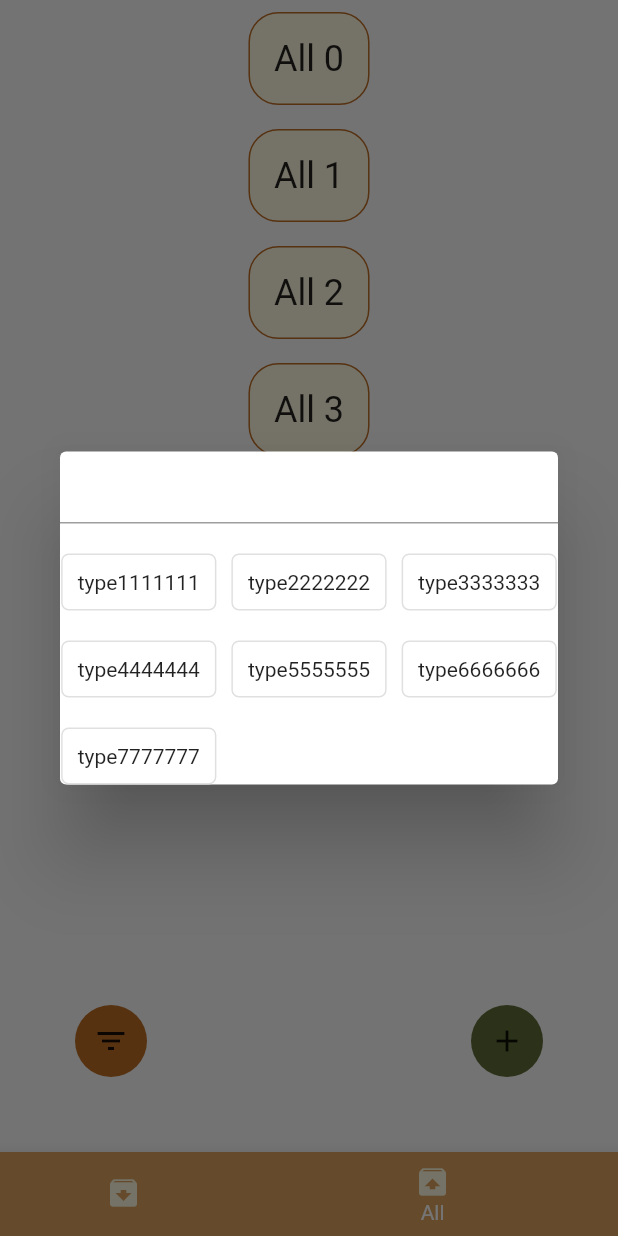
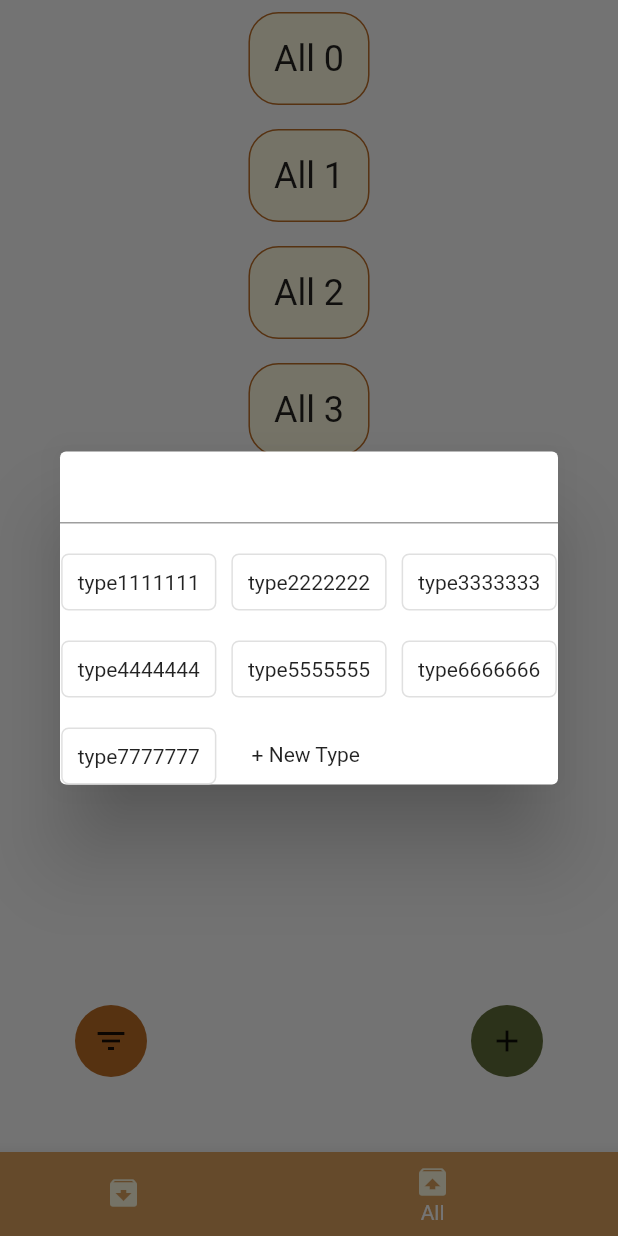
Before and after one commit to hashiim/shopy, a Flutter app: the screen it shows after launch, item 2 of the bottom bar chosen, after a tap on the "add" icon, on a phone screen of 412 x 824 dp. Run offline on Flutter 3.47's test engine with Material 2 defaults, Android fonts, the phone set to English and light mode, and no system bars.

Commit message:
add new type

```diff
--- a/lib/screens/all_screen.dart
+++ b/lib/screens/all_screen.dart
@@ -131,6 +131,15 @@ class MyOptions extends StatelessWidget {
                                     color: option['isActive']
                                         ? Colors.white
                                         : Colors.black87))))))
-            .toList());
+                .toList() +
+            [
+              Container(
+                  padding: EdgeInsets.all(10),
+                  child: Text(' + New Type',
+                      textAlign: TextAlign.center,
+                      style: TextStyle(
+                          fontWeight: FontWeight.normal,
+                          color: Colors.black87)))
+            ]);
   }
 }
```
Lines whose indentation alone changed are shown as unchanged.
